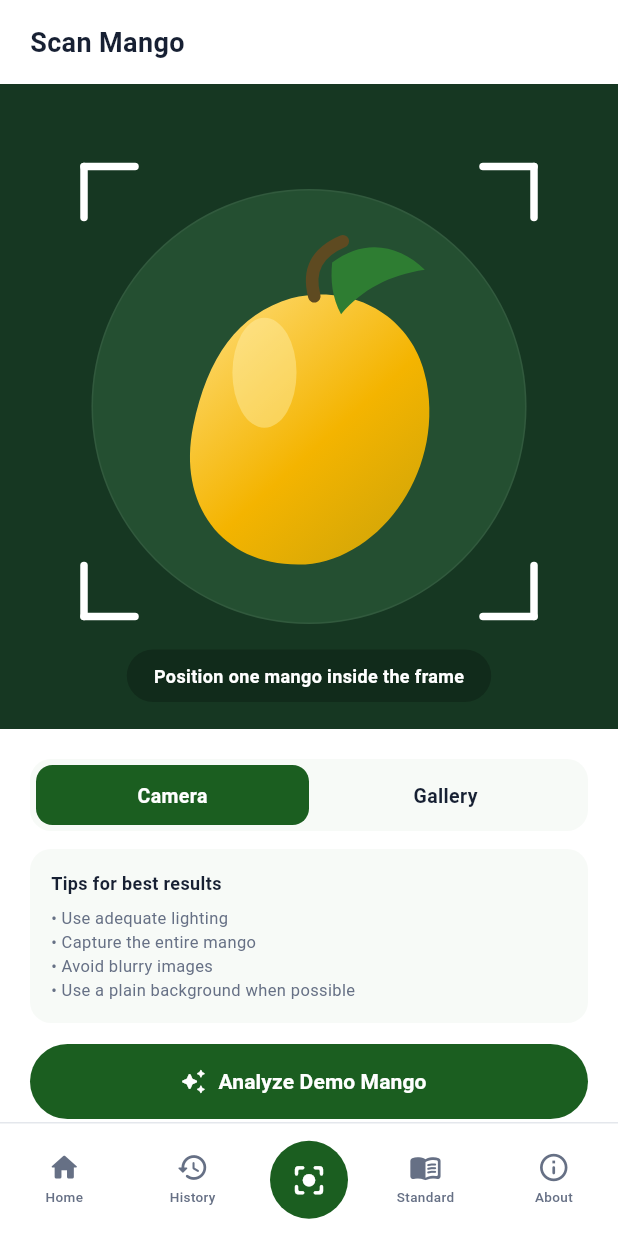
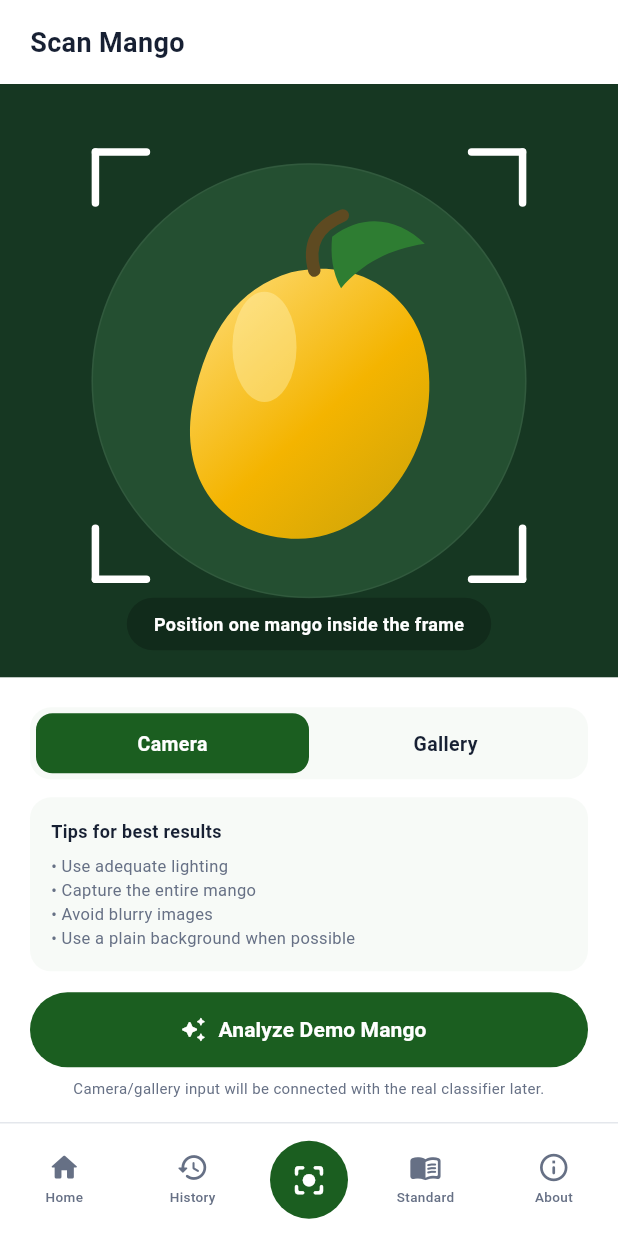
Before and after one commit to JairusHaro/MANGRADE, a Flutter app: the screen it shows after launch, item 3 of the bottom bar chosen, after a tap on "Camera", on a phone screen of 412 x 824 dp. Run offline on Flutter 3.47's test engine with Material 3 defaults, Android fonts, the phone set to English and light mode, and no system bars.

Commit message:
Improve MangGrade UI and responsiveness

```diff
--- a/manggrade_app/lib/screens/history_screen.dart
+++ b/manggrade_app/lib/screens/history_screen.dart
@@ -1,3 +1,4 @@
+
 import 'package:flutter/material.dart';
 import '../services/history_store.dart';
 import '../theme/app_theme.dart';
@@ -24,7 +25,7 @@
       child: SafeArea(
         bottom: false,
         child: ListView(
-          padding: const EdgeInsets.all(20),
+          padding: const EdgeInsets.all(16),
           children: [
             const Text(
               'Classification History',
@@ -34,34 +35,65 @@
                 fontWeight: FontWeight.w800,
               ),
             ),
-            const SizedBox(height: 14),
+            const SizedBox(height: 6),
+            const Text(
+              'Review your saved classification results.',
+              style: TextStyle(
+                color: AppColors.textSecondary,
+                fontSize: 12,
+              ),
+            ),
+            const SizedBox(height: 16),
             TextField(
               onChanged: (value) => setState(() => query = value),
               decoration: InputDecoration(
-                hintText: 'Search saved results…',
+                hintText: 'Search saved results...',
                 prefixIcon: const Icon(Icons.search_rounded),
                 filled: true,
                 fillColor: Colors.white,
-                contentPadding: const EdgeInsets.symmetric(vertical: 11),
+                contentPadding: const EdgeInsets.symmetric(vertical: 12),
                 border: OutlineInputBorder(
-                  borderRadius: BorderRadius.circular(12),
+                  borderRadius: BorderRadius.circular(14),
                   borderSide: const BorderSide(color: AppColors.border),
                 ),
                 enabledBorder: OutlineInputBorder(
-                  borderRadius: BorderRadius.circular(12),
+                  borderRadius: BorderRadius.circular(14),
                   borderSide: const BorderSide(color: AppColors.border),
                 ),
               ),
             ),
-            const SizedBox(height: 14),
+            const SizedBox(height: 16),
             if (items.isEmpty)
-              const Padding(
-                padding: EdgeInsets.symmetric(vertical: 70),
-                child: Center(
-                  child: Text(
-                    'No saved results.',
-                    style: TextStyle(color: AppColors.textSecondary),
-                  ),
+              Padding(
+                padding: const EdgeInsets.symmetric(vertical: 48),
+                child: Column(
+                  children: [
+                    Icon(
+                      Icons.history_rounded,
+                      size: 48,
+                      color: AppColors.textSecondary.withValues(alpha: 0.6),
+                    ),
+                    const SizedBox(height: 12),
+                    Text(
+                      query.isEmpty
+                          ? 'No saved results yet.'
+                          : 'No matching results found.',
+                      textAlign: TextAlign.center,
+                      style: const TextStyle(
+                        color: AppColors.textSecondary,
+                        fontSize: 13,
+                      ),
+                    ),
+                    const SizedBox(height: 5),
+                    const Text(
+                      'Your saved classifications will appear here.',
+                      textAlign: TextAlign.center,
+                      style: TextStyle(
+                        color: AppColors.textSecondary,
+                        fontSize: 11,
+                      ),
+                    ),
+                  ],
                 ),
               ),
             ...items.map((item) {
@@ -71,51 +103,53 @@
                   '${d.hour.toString().padLeft(2, '0')}:${d.minute.toString().padLeft(2, '0')}';
 
               return Container(
-                height: 88,
                 margin: const EdgeInsets.only(bottom: 12),
                 padding: const EdgeInsets.all(12),
                 decoration: BoxDecoration(
                   color: Colors.white,
-                  borderRadius: BorderRadius.circular(14),
+                  borderRadius: BorderRadius.circular(16),
                   border: Border.all(color: AppColors.border),
                 ),
                 child: Row(
                   children: [
                     Container(
-                      width: 62,
-                      height: 62,
+                      width: 56,
+                      height: 56,
                       decoration: BoxDecoration(
                         color: AppColors.greenSoft,
                         borderRadius: BorderRadius.circular(12),
                       ),
                       alignment: Alignment.center,
-                      child:
-                          const MangoIllustration(width: 40, height: 48),
+                      child: const MangoIllustration(
+                        width: 38,
+                        height: 46,
+                      ),
                     ),
-                    const SizedBox(width: 10),
+                    const SizedBox(width: 12),
                     Expanded(
                       child: Column(
-                        mainAxisAlignment: MainAxisAlignment.center,
                         crossAxisAlignment: CrossAxisAlignment.start,
                         children: [
                           Text(
                             item.title,
+                            maxLines: 2,
+                            overflow: TextOverflow.ellipsis,
                             style: TextStyle(
                               color: item.color,
                               fontSize: 13,
+                              fontWeight: FontWeight.w800,
+                            ),
+                          ),
+                          const SizedBox(height: 4),
+                          Text(
+                            'Confidence: ${(item.confidence * 100).toStringAsFixed(2)}%',
+                            style: const TextStyle(
+                              color: AppColors.textPrimary,
+                              fontSize: 11,
                               fontWeight: FontWeight.w700,
                             ),
                           ),
-                          const SizedBox(height: 2),
-                          Text(
-                            '${(item.confidence * 100).toStringAsFixed(2)}%',
-                            style: const TextStyle(
-                              color: AppColors.textPrimary,
-                              fontSize: 12,
-                              fontWeight: FontWeight.w800,
-                            ),
-                          ),
-                          const SizedBox(height: 3),
+                          const SizedBox(height: 4),
                           Text(
                             date,
                             style: const TextStyle(
@@ -125,10 +159,6 @@
                           ),
                         ],
                       ),
-                    ),
-                    const Icon(
-                      Icons.chevron_right_rounded,
-                      color: AppColors.textSecondary,
                     ),
                   ],
                 ),
--- a/manggrade_app/lib/screens/scan_screen.dart
+++ b/manggrade_app/lib/screens/scan_screen.dart
@@ -48,7 +48,9 @@
                 padding: EdgeInsets.zero,
                 children: [
                   SizedBox(
-                    height: 430,
+                    height: (MediaQuery.sizeOf(context).height * 0.48)
+                        .clamp(300.0, 430.0)
+                        .toDouble(),
                     child: Stack(
                       alignment: Alignment.center,
                       children: [
@@ -66,9 +68,14 @@
                             ),
                           ),
                         ),
-                        const MangoIllustration(width: 190, height: 225),
+                        const MangoIllustration(
+                          width: 190,
+                          height: 225,
+                        ),
                         Positioned.fill(
-                          child: CustomPaint(painter: _ScanFramePainter()),
+                          child: CustomPaint(
+                            painter: _ScanFramePainter(),
+                          ),
                         ),
                         Positioned(
                           bottom: 18,
@@ -111,16 +118,22 @@
                                 child: _SourceTab(
                                   label: 'Camera',
                                   selected: cameraSelected,
-                                  onTap: () =>
-                                      setState(() => cameraSelected = true),
+                                  onTap: () {
+                                    setState(() {
+                                      cameraSelected = true;
+                                    });
+                                  },
                                 ),
                               ),
                               Expanded(
                                 child: _SourceTab(
                                   label: 'Gallery',
                                   selected: !cameraSelected,
-                                  onTap: () =>
-                                      setState(() => cameraSelected = false),
+                                  onTap: () {
+                                    setState(() {
+                                      cameraSelected = false;
+                                    });
+                                  },
                                 ),
                               ),
                             ],
@@ -170,13 +183,16 @@
                               backgroundColor: AppColors.green,
                               foregroundColor: Colors.white,
                             ),
-                            icon: const Icon(Icons.auto_awesome_rounded),
+                            icon: const Icon(
+                              Icons.auto_awesome_rounded,
+                            ),
                             label: Text(
                               cameraSelected
                                   ? 'Analyze Demo Mango'
                                   : 'Analyze Demo Gallery Image',
-                              style:
-                                  const TextStyle(fontWeight: FontWeight.w700),
+                              style: const TextStyle(
+                                fontWeight: FontWeight.w700,
+                              ),
                             ),
                           ),
                         ),
@@ -239,10 +255,14 @@
 class _ScanFramePainter extends CustomPainter {
   @override
   void paint(Canvas canvas, Size size) {
+    final frameSize = size.width < size.height
+        ? (size.width * 0.72).clamp(220.0, 300.0).toDouble()
+        : (size.height * 0.72).clamp(220.0, 300.0).toDouble();
+
     final rect = Rect.fromCenter(
       center: Offset(size.width / 2, size.height / 2 - 10),
-      width: 300,
-      height: 300,
+      width: frameSize,
+      height: frameSize,
     );
 
     final paint = Paint()
@@ -251,33 +271,49 @@
       ..strokeCap = StrokeCap.round
       ..style = PaintingStyle.stroke;
 
-    const l = 34.0;
+    const cornerLength = 34.0;
 
-    canvas.drawLine(rect.topLeft, rect.topLeft + const Offset(l, 0), paint);
-    canvas.drawLine(rect.topLeft, rect.topLeft + const Offset(0, l), paint);
+    canvas.drawLine(
+      rect.topLeft,
+      rect.topLeft + const Offset(cornerLength, 0),
+      paint,
+    );
+    canvas.drawLine(
+      rect.topLeft,
+      rect.topLeft + const Offset(0, cornerLength),
+      paint,
+    );
 
-    canvas.drawLine(rect.topRight, rect.topRight + const Offset(-l, 0), paint);
-    canvas.drawLine(rect.topRight, rect.topRight + const Offset(0, l), paint);
+    canvas.drawLine(
+      rect.topRight,
+      rect.topRight + const Offset(-cornerLength, 0),
+      paint,
+    );
+    canvas.drawLine(
+      rect.topRight,
+      rect.topRight + const Offset(0, cornerLength),
+      paint,
+    );
 
     canvas.drawLine(
       rect.bottomLeft,
-      rect.bottomLeft + const Offset(l, 0),
+      rect.bottomLeft + const Offset(cornerLength, 0),
       paint,
     );
     canvas.drawLine(
       rect.bottomLeft,
-      rect.bottomLeft + const Offset(0, -l),
+      rect.bottomLeft + const Offset(0, -cornerLength),
       paint,
     );
 
     canvas.drawLine(
       rect.bottomRight,
-      rect.bottomRight + const Offset(-l, 0),
+      rect.bottomRight + const Offset(-cornerLength, 0),
       paint,
     );
     canvas.drawLine(
       rect.bottomRight,
-      rect.bottomRight + const Offset(0, -l),
+      rect.bottomRight + const Offset(0, -cornerLength),
       paint,
     );
   }
--- a/manggrade_app/lib/screens/standard_screen.dart
+++ b/manggrade_app/lib/screens/standard_screen.dart
@@ -1,3 +1,4 @@
+
 import 'package:flutter/material.dart';
 import '../models/classification_result.dart';
 import '../theme/app_theme.dart';
@@ -58,7 +59,7 @@
                 fontSize: 12,
               ),
             ),
-            const SizedBox(height: 14),
+            const SizedBox(height: 16),
             ...cards.map((data) => _GuideCard(data: data)),
             Container(
               margin: const EdgeInsets.only(top: 2, bottom: 16),
@@ -83,7 +84,7 @@
                     'The app performs image-based visual classification. Other requirements in PNS/BAFS 13:2024 may require physical, production, sizing, maturity, or inspection data.',
                     style: TextStyle(
                       color: AppColors.textPrimary,
-                      fontSize: 10,
+                      fontSize: 11,
                       height: 1.4,
                     ),
                   ),
@@ -132,7 +133,6 @@
   @override
   Widget build(BuildContext context) {
     return Container(
-      height: 154,
       margin: const EdgeInsets.only(bottom: 14),
       padding: const EdgeInsets.all(14),
       decoration: BoxDecoration(
@@ -140,23 +140,27 @@
         borderRadius: BorderRadius.circular(18),
         border: Border.all(color: AppColors.border),
       ),
-      child: Row(
-        children: [
-          Container(
-            width: 100,
-            height: 120,
+      child: LayoutBuilder(
+        builder: (context, constraints) {
+          final isNarrow = constraints.maxWidth < 340;
+
+          final illustration = Container(
+            width: isNarrow ? 110 : 82,
+            height: isNarrow ? 105 : 110,
             decoration: BoxDecoration(
               color: AppColors.greenSoft,
               borderRadius: BorderRadius.circular(14),
             ),
             alignment: Alignment.center,
-            child: const MangoIllustration(width: 78, height: 92),
+            child: MangoIllustration(
+              width: isNarrow ? 70 : 66,
+              height: isNarrow ? 82 : 84,
             ),
-          const SizedBox(width: 12),
-          Expanded(
-            child: Column(
-              mainAxisAlignment: MainAxisAlignment.center,
+          );
+
+          final details = Column(
             crossAxisAlignment: CrossAxisAlignment.start,
+            mainAxisSize: MainAxisSize.min,
             children: [
               Text(
                 data.title,
@@ -175,19 +179,38 @@
                   fontWeight: FontWeight.w700,
                 ),
               ),
-                const SizedBox(height: 5),
+              const SizedBox(height: 6),
               Text(
                 data.description,
                 style: const TextStyle(
                   color: AppColors.textSecondary,
-                    fontSize: 11,
-                    height: 1.35,
+                  fontSize: 12,
+                  height: 1.4,
                 ),
               ),
             ],
-            ),
-          ),
+          );
+
+          if (isNarrow) {
+            return Column(
+              crossAxisAlignment: CrossAxisAlignment.start,
+              children: [
+                Center(child: illustration),
+                const SizedBox(height: 12),
+                details,
               ],
+            );
+          }
+
+          return Row(
+            crossAxisAlignment: CrossAxisAlignment.center,
+            children: [
+              illustration,
+              const SizedBox(width: 12),
+              Expanded(child: details),
+            ],
+          );
+        },
       ),
     );
   }
--- a/manggrade_app/lib/widgets/common_widgets.dart
+++ b/manggrade_app/lib/widgets/common_widgets.dart
@@ -16,7 +16,7 @@
         ),
         children: const [
           TextSpan(
-            text: 'Mango',
+            text: 'Mang',
             style: TextStyle(color: AppColors.green),
           ),
           TextSpan(
```
Also changed, not shown: manggrade_app/lib/screens/result_screen.dart (+100 -46 lines), manggrade_app/lib/screens/settings_screen.dart (+43 -30 lines). Lines whose indentation alone changed are shown as unchanged.
